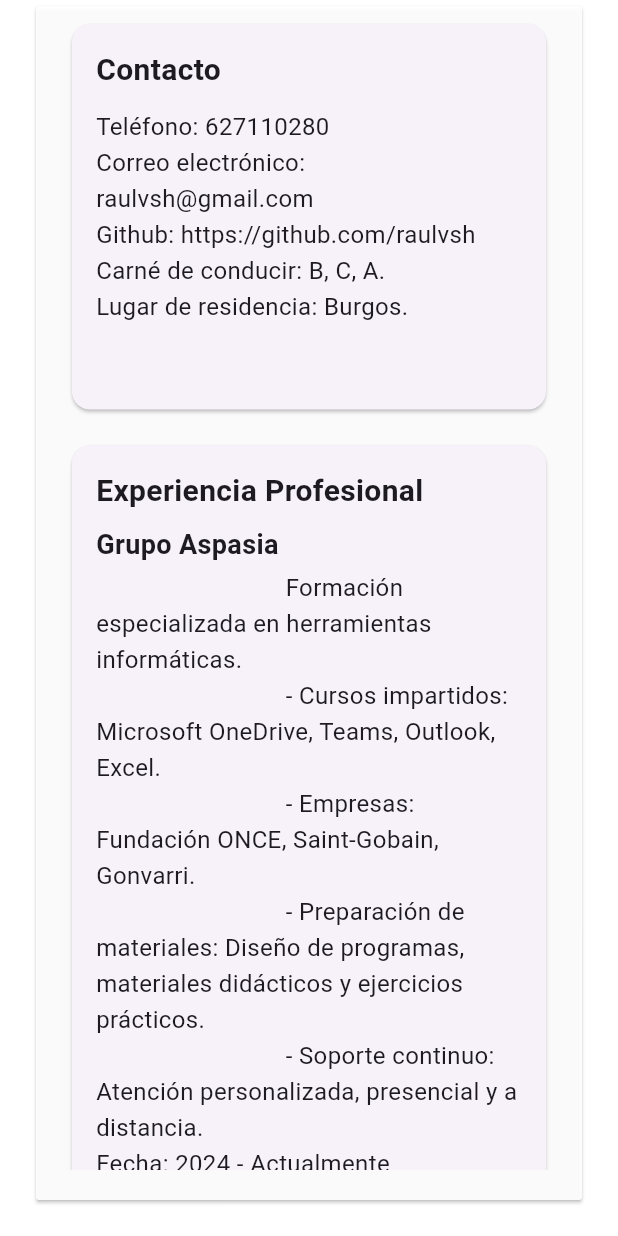
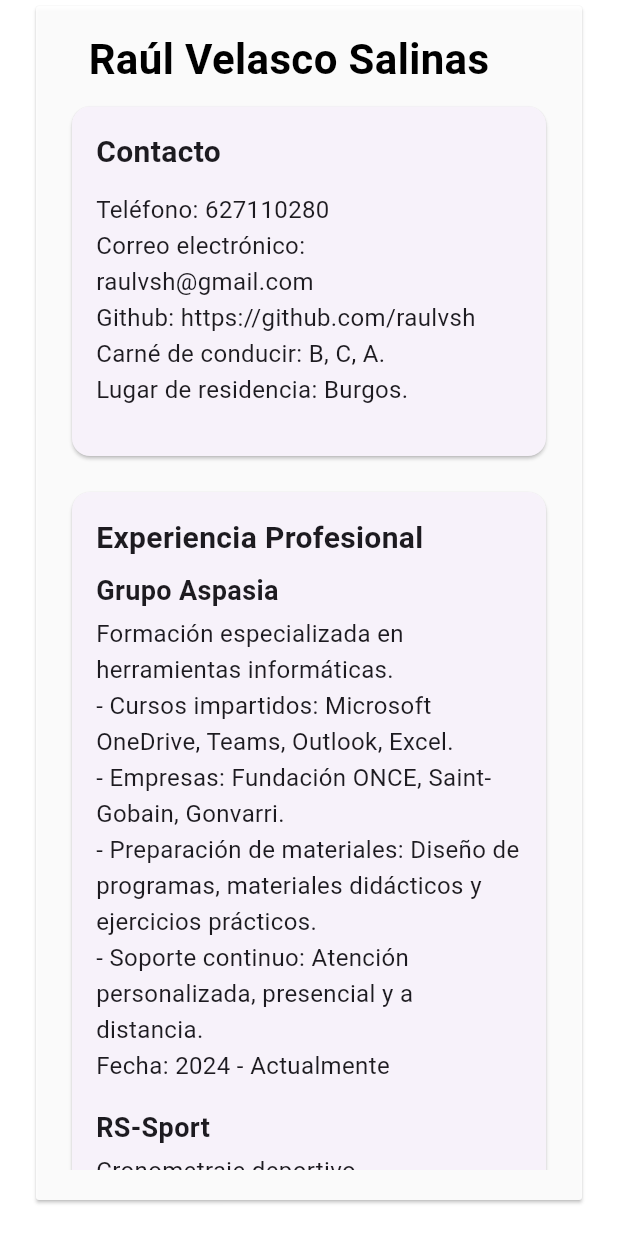
Before and after one commit to raulvsh/raulvsh.github.io, a Flutter app: the CurriculumScreen screen opened by its route, on a phone screen of 412 x 824 dp. Run offline on Flutter 3.47's test engine with Material 3 defaults, Android fonts, the phone set to English and light mode, and no system bars; our stand-ins replace cloud_firestore, firebase_core; accounts and stored records are empty; network calls fail.

Commit message:
style: alignment for texts in subsections at curriculum_screen

```diff
--- a/lib/screens/curriculum_screen.dart
+++ b/lib/screens/curriculum_screen.dart
@@ -4,15 +4,10 @@ import 'package:raulvelasco_dev/styles.dart';
 class Subsection {
   final String title;
   final String content;
-  final TextStyle titleStyle;
-  final TextStyle contentStyle;
 
   Subsection({
     required this.title,
     required this.content,
-    this.titleStyle =
-        const TextStyle(fontWeight: FontWeight.bold, fontSize: 18.0),
-    this.contentStyle = const TextStyle(fontSize: 16.0, height: 1.5),
   });
 }
 
@@ -32,19 +27,38 @@ class CurriculumScreen extends StatelessWidget {
             padding: AppPaddings.screenPadding,
             child: ListView(
               children: [
+                const Padding(
+                  padding: EdgeInsets.fromLTRB(15.0, 15, 0, 0),
+                  child: Text('Raúl Velasco Salinas', style: AppTextStyles.title,),
+                ),
                 buildContactSection(),
                 buildProfessionalExperienceSession(),
                 buildAcademicEducationSection(),
                 buildComplementaryEducationSection(),
                 buildLanguagesSection(),
                 buildInformaticSection(),
-
-                // Añadir otras secciones
               ],
             ),
           ),
         )),
       ),
+    );
+  }
+
+  Widget buildContactSection() {
+    return _buildSection(
+      title: 'Contacto',
+      subsections: [
+        Subsection(
+          title: '',
+          content: '''
+Teléfono: 627110280
+Correo electrónico: raulvsh@gmail.com
+Github: https://github.com/raulvsh
+Carné de conducir: B, C, A.
+Lugar de residencia: Burgos.''',
+        ),
+      ],
     );
   }
 
@@ -60,8 +74,7 @@ class CurriculumScreen extends StatelessWidget {
 - Empresas: Fundación ONCE, Saint-Gobain, Gonvarri.
 - Preparación de materiales: Diseño de programas, materiales didácticos y ejercicios prácticos.
 - Soporte continuo: Atención personalizada, presencial y a distancia.
-Fecha: 2024 - Actualmente
-                    ''',
+Fecha: 2024 - Actualmente''',
         ),
         Subsection(
           title: 'RS-Sport',
@@ -69,8 +82,7 @@ Fecha: 2024 - Actualmente
 Cronometraje deportivo.
 - Despliegue de Puntos de Cronometraje: Instalación y configuración de puntos de cronometraje con redes Ethernet y antenas RFID.
 - Programación Web: Desarrollo web corporativo con HTML, CSS, JS y aplicación en Python.
-Fecha: 2019 - Actualmente
-                    ''',
+Fecha: 2019 - Actualmente''',
         ),
         Subsection(
             title: 'Alburli S.L. Distribución de alimentación y bebidas',
@@ -79,11 +91,9 @@ Fecha: 2019 - Actualmente
 - Modernización Tecnológica: Actualización de la red corporativa y optimización de procesos.
 Fecha: 2022 - 2024'''),
         Subsection(
-            title:
-                '                                Cuerpo de Transmisiones. Ejército de Tierra.',
+            title: 'Cuerpo de Transmisiones. Ejército de Tierra.',
             content:
                 ''' - Clonado de Equipos: Creación de sistema a clonar y configuración de equipos.
-
 - Mantenimiento de Servidores: Actualización, resolución de incidencias y copias de seguridad.
 - Redes: Despliegue de redes de fibra óptica y Ethernet, solución de problemas.
 - Programación y Helpdesk: Scripts para automatización y soporte técnico.
@@ -94,41 +104,17 @@ Fecha: 2019 - Actualmente
             content:
                 '''Materias: Informática, matemáticas, física, química, dibujo técnico, inglés.
 Fecha: 2009 - 2013'''),
-
         Subsection(
-            title:
-                '                              Promotor. Azafato – promotor de productos.',
+            title: 'Promotor. Azafato – promotor de productos.',
             content: '''- Estudio de mercado de máquinas expendedoras.
 Empresas: Universo Selección S.L., Manpower Group Solutions S.L.
 Fecha: 2009-2013')'''),
-
         Subsection(
-            title:
-                '                                Técnico de soporte informático.',
+            title: 'Técnico de soporte informático.',
             content:
                 '''- Formateo y reparación de sistemas a domicilio: Diagnóstico y reparación de hardware y software.
 - Montaje personalizado de ordenadores: Asesoramiento, montaje y configuración de sistemas.
 Fecha: 2006 – 2014''')
-
-        // Añadir más subsecciones según sea necesario
-      ],
-    );
-  }
-
-  Widget buildContactSection() {
-    return _buildSection(
-      title: 'Contacto',
-      subsections: [
-        Subsection(
-          title: '',
-          content: '''
-Teléfono: 627110280
-Correo electrónico: raulvsh@gmail.com
-Github: https://github.com/raulvsh
-Carné de conducir: B, C, A.
-Lugar de residencia: Burgos.
-                    ''',
-        ),
       ],
     );
   }
@@ -138,20 +124,17 @@ Lugar de residencia: Burgos.
       title: 'Formación Académica',
       subsections: [
         Subsection(
-            title: '                                Trabajo Fin de Grado',
+            title: 'Trabajo Fin de Grado',
             content:
-                '''                                - Desarrollo de HepApptology como aplicación multiplataforma en Flutter y Dart. Año: 2020
-'''),
+                '''- Desarrollo de HepApptology como aplicación multiplataforma en Flutter y Dart. Año: 2020'''),
         Subsection(
             title:
-                '                                Grado en Ingeniería de Tecnologías Específicas de Telecomunicación',
+                'Grado en Ingeniería de Tecnologías Específicas de Telecomunicación',
             content:
-                '''                                - Mención en Telemática. Universidad de Valladolid. Año: 2014-2018
-
-'''),
+                '''- Mención en Telemática. Universidad de Valladolid. Año: 2014-2018'''),
         Subsection(
             title:
-                '                                Curso CCNA Switching & Routing',
+                'Curso CCNA Switching & Routing',
             content: '''- Curso de redes CCNA 1: Introducción a redes
 - Regimiento de Transmisiones Nº 1. Ejército de Tierra, Burgos. Año: 2017''')
       ],
@@ -164,38 +147,23 @@ Lugar de residencia: Burgos.
       subsections: [
         Subsection(
           title: 'Angular',
-          content: '''
-                    - . Angular, TypeScript. Modalidad online. Actualmente
-
-                    ''',
+          content: '''- . Angular, TypeScript. Modalidad online. Año: 2024''',
         ),
         Subsection(
           title: 'Unity',
-          content: '''
-                              - . Programación en C#. Modalidad online. Año: 2022
-
-                    ''',
+          content: '''- . Programación en C#. Modalidad online. Año: 2022''',
         ),
         Subsection(
           title: 'Curso programación Web',
-          content: '''
-                              - . HTML, CSS, JavaScript. Universidad Politécnica de Madrid. Modalidad online. Año: 2020
-
-                    ''',
+          content: '''- . HTML, CSS, JavaScript. Universidad Politécnica de Madrid. Modalidad online. Año: 2020''',
         ),
         Subsection(
           title: 'GitHub',
-          content: '''
-                              - . Universidad Politécnica de Madrid. Modalidad online. Año: 2020
-
-                    ''',
+          content: '''- . Universidad Politécnica de Madrid. Modalidad online. Año: 2020''',
         ),
         Subsection(
           title: 'Flutter',
-          content: '''
-                              - : Introducción al SDK de Google. Fernando Herrera. Udemy. Año: 2019
-
-                    ''',
+          content: '''- : Introducción al SDK de Google. Fernando Herrera. Udemy. Año: 2019''',
         ),
       ],
     );
@@ -203,20 +171,15 @@ Lugar de residencia: Burgos.
 
   buildLanguagesSection() {
     return _buildSection(
-      title: 'Contacto',
+      title: 'Idiomas',
       subsections: [
         Subsection(
           title: 'Inglés',
-          content: '''
-                                . Nivel medio – alto.
-
-                    ''',
+          content: '''Nivel medio – alto.''',
         ),
         Subsection(
           title: 'Intercambio Lingüístico',
-          content: '''
-Boston, Estados Unidos de América. Duración: Dos meses. Año: 2004
-                    ''',
+          content: '''Boston, Estados Unidos de América. Duración: Dos meses. Año: 2004''',
         ),
       ],
     );
@@ -228,38 +191,23 @@ Boston, Estados Unidos de América. Duración: Dos meses. Año: 2004
       subsections: [
         Subsection(
           title: 'Ofimática',
-          content: '''
-                                - Microsoft Office: Word, Excel, Access, Powerpoint.
-
-                    ''',
+          content: '''- Microsoft Office: Word, Excel, Access, Powerpoint.''',
         ),
         Subsection(
           title: 'Redes',
-          content: '''
-                                - Despliegue y configuración de redes de fibra y Ethernet, Firewall, TCP/IP, DHCP, DNS, VoIP.
-
-                    ''',
+          content: '''- Despliegue y configuración de redes de fibra y Ethernet, Firewall, TCP/IP, DHCP, DNS, VoIP.''',
         ),
         Subsection(
-          title: '                                Sistemas Operativos',
-          content: '''
-                                - Microsoft Windows, GNU/Linux, Mac OS.
-
-                    ''',
+          title: 'Sistemas Operativos',
+          content: '''- Microsoft Windows, GNU/Linux, Mac OS.''',
         ),
         Subsection(
-          title: '                                Lenguajes de programación',
-          content: '''
-                                - C, C#, Dart, Flutter, Java, JavaScript, Python, Rust.
-
-                    ''',
+          title: 'Lenguajes de programación',
+          content: '''- C, C#, Dart, Flutter, Java, JavaScript, Python, Rust.''',
         ),
         Subsection(
-          title: '                                Diseño Web',
-          content: '''
-                                - HTML, CSS, MySQL, PHP.
-
-                    ''',
+          title: 'Diseño Web',
+          content: '''- HTML, CSS, MySQL, PHP.''',
         ),
       ],
     );
@@ -289,13 +237,13 @@ Widget _buildSection({
                     subsection.title != ''
                         ? Text(
                             subsection.title,
-                            style: subsection.titleStyle,
+                            style: AppTextStyles.title3,
                           )
                         : Container(),
                     const SizedBox(height: 4.0),
                     Text(
                       subsection.content,
-                      style: subsection.contentStyle,
+                      style: AppTextStyles.text16height1_5,
                     ),
                     const SizedBox(height: 16.0), // Espacio entre subsecciones
                   ],
--- a/lib/styles.dart
+++ b/lib/styles.dart
@@ -53,6 +53,11 @@ class AppTextStyles {
     fontWeight: FontWeight.bold,
   );
 
+    static const title3 = TextStyle(
+    fontSize: 18.0,
+    fontWeight: FontWeight.bold,
+  );
+
   static const text18Black87Height1_5 = TextStyle(
     fontSize: 18.0,
     color: Colors.black87,
@@ -63,4 +68,6 @@ class AppTextStyles {
     fontSize: 16.0,
     height: 1.5,
   );
+
+
 }
```
Lines whose indentation alone changed are shown as unchanged.
